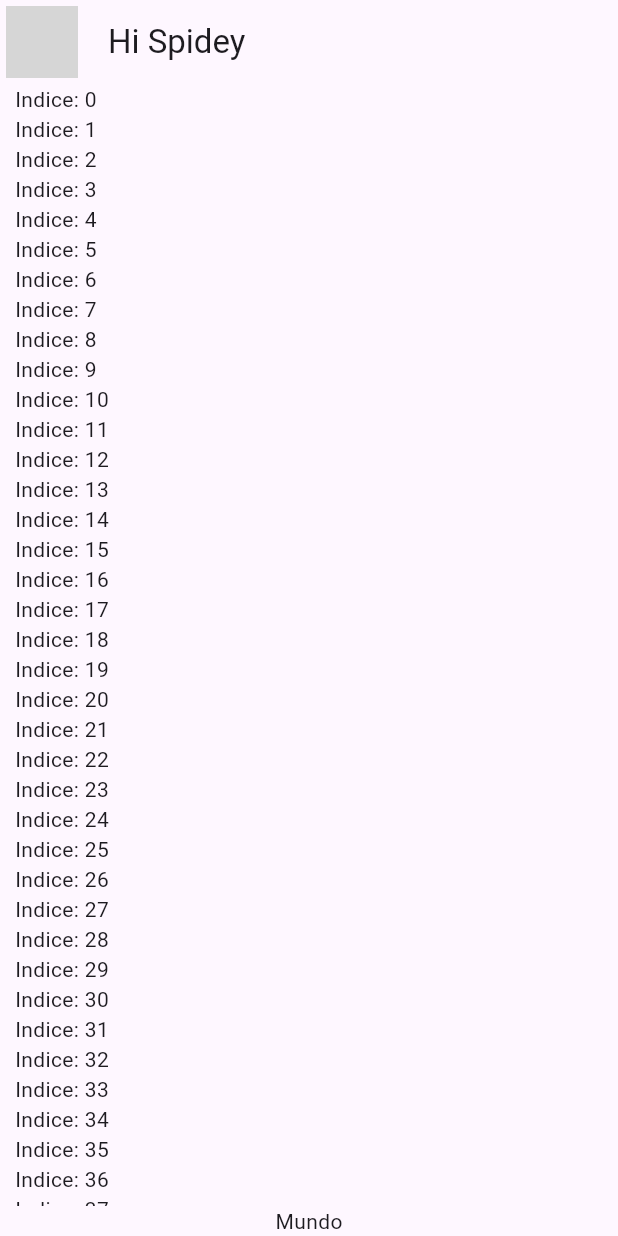
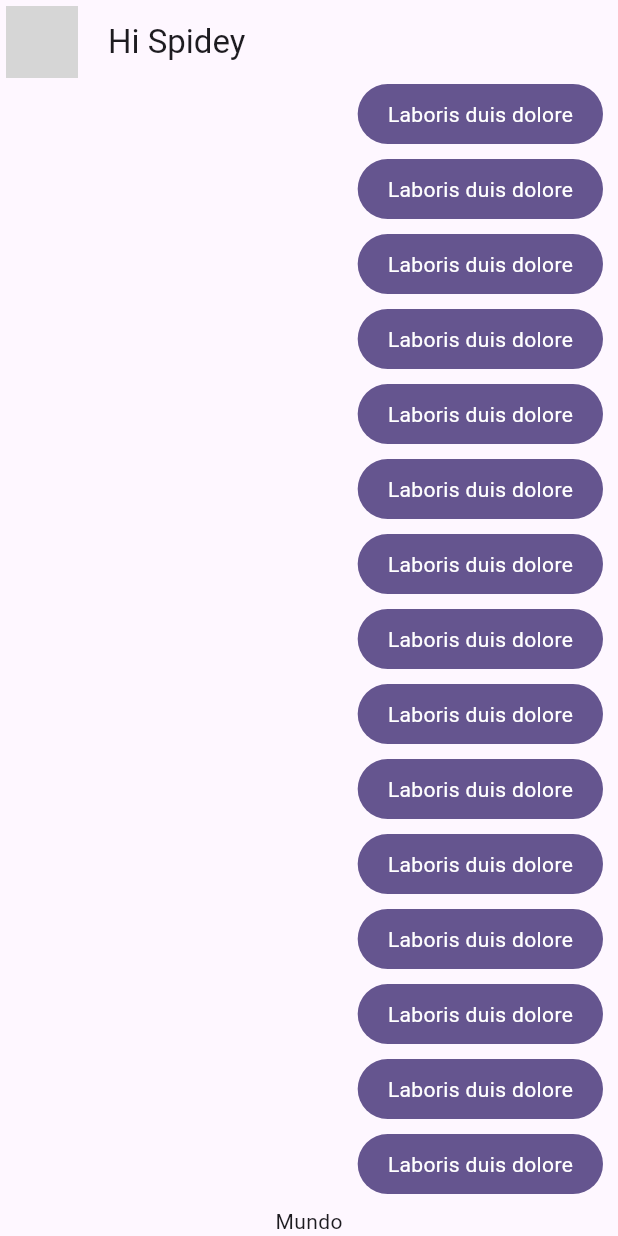
Before and after one commit to andres19r/flutter-yes-no, a Flutter app: the screen it shows after launch, on a phone screen of 412 x 824 dp. Run offline on Flutter 3.47's test engine with Material 3 defaults, Android fonts, the phone set to English and light mode, and no system bars; network calls fail; grey boxes are pictures that could not be loaded.

Commit message:
feat(presentation): implement messageBubble widget

```diff
--- a/lib/main.dart
+++ b/lib/main.dart
@@ -1,6 +1,6 @@
 import 'package:flutter/material.dart';
 import 'package:yes_no_app/config/theme/app_theme.dart';
-import 'package:yes_no_app/presentation/chat/chat_screen.dart';
+import 'package:yes_no_app/presentation/screens/chat/chat_screen.dart';
 
 void main() => runApp(const MyApp());
 
--- a/lib/presentation/chat/chat_screen.dart
+++ b/lib/presentation/screens/chat/chat_screen.dart
@@ -1,4 +1,5 @@
 import 'package:flutter/material.dart';
+import 'package:yes_no_app/presentation/widgets/chat/my_message_bubble.dart';
 
 class ChatScreen extends StatelessWidget {
   const ChatScreen({super.key});
@@ -35,7 +36,7 @@ class _ChatView extends StatelessWidget {
               child: ListView.builder(
                 itemCount: 100,
                 itemBuilder: (context, index) {
-                  return Text('Indice: $index');
+                  return const MyMessageBubble();
                 },
               ),
             ),
--- /dev/null
+++ b/lib/presentation/widgets/chat/my_message_bubble.dart
@@ -0,0 +1,27 @@
+import 'package:flutter/material.dart';
+
+class MyMessageBubble extends StatelessWidget {
+  const MyMessageBubble({super.key});
+
+  @override
+  Widget build(BuildContext context) {
+    final colors = Theme.of(context).colorScheme;
+
+    return Column(
+      crossAxisAlignment: CrossAxisAlignment.end,
+      children: [
+        Container(
+          decoration: BoxDecoration(
+            color: colors.primary,
+            borderRadius: BorderRadius.circular(20),
+          ),
+          child: Padding(
+            padding: const EdgeInsets.symmetric(horizontal: 20, vertical: 10),
+            child: Text('Laboris duis dolore', style: TextStyle(color: Colors.white),),
+          ),
+        ),
+        const SizedBox(height: 10,)
+      ],
+    );
+  }
+}
```
